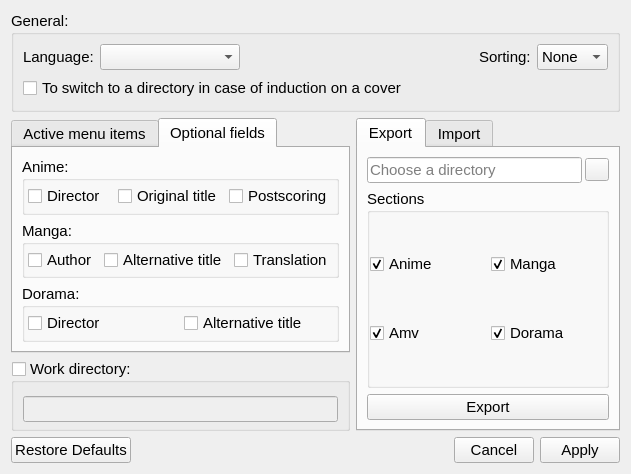
Above: formsettings.ui from LibertaSoft/DatabaseAnime before the change. Below: the same form after it.
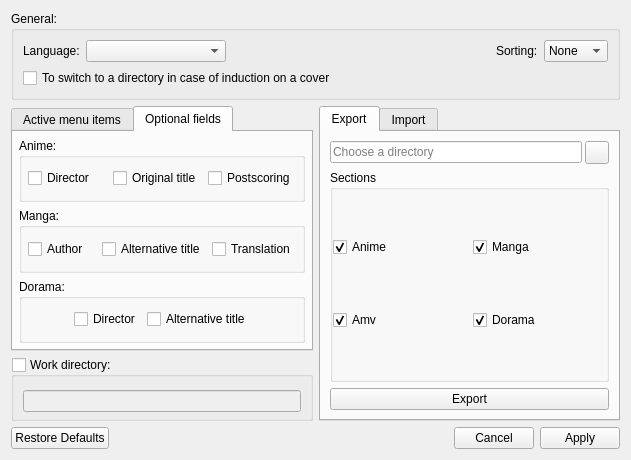
That is the form after the change. The open tabs and pages were chosen to show the change. Icons and pictures are not drawn.

What changed in the file:
```diff
--- a/formsettings.ui
+++ b/formsettings.ui
@@ -22,12 +22,6 @@
   <layout class="QVBoxLayout" name="verticalLayout_2">
    <item>
     <widget class="QGroupBox" name="GBox_General">
-     <property name="font">
-      <font>
-       <family>Cantarell</family>
-       <pointsize>11</pointsize>
-      </font>
-     </property>
      <property name="title">
       <string>General:</string>
      </property>
@@ -39,12 +33,6 @@
         </property>
         <item>
          <widget class="QLabel" name="Lbl_Lanuage">
-          <property name="font">
-           <font>
-            <family>Cantarell</family>
-            <pointsize>11</pointsize>
-           </font>
-          </property>
           <property name="text">
            <string>Language:</string>
           </property>
@@ -64,12 +52,6 @@
             <height>0</height>
            </size>
           </property>
-          <property name="font">
-           <font>
-            <family>Cantarell</family>
-            <pointsize>11</pointsize>
-           </font>
-          </property>
           <property name="currentText">
            <string/>
           </property>
@@ -77,12 +59,6 @@
         </item>
         <item>
          <spacer name="HSpacer">
-          <property name="font">
-           <font>
-            <family>Cantarell</family>
-            <pointsize>11</pointsize>
-           </font>
-          </property>
           <property name="orientation">
            <enum>Qt::Horizontal</enum>
           </property>
@@ -99,12 +75,6 @@
         </item>
         <item>
          <widget class="QLabel" name="Lbl_Sort">
-          <property name="font">
-           <font>
-            <family>Cantarell</family>
-            <pointsize>11</pointsize>
-           </font>
-          </property>
           <property name="text">
            <string>Sorting:</string>
           </property>
@@ -112,12 +82,6 @@
         </item>
         <item>
          <widget class="QComboBox" name="CBox_Sort">
-          <property name="font">
-           <font>
-            <family>Cantarell</family>
-            <pointsize>11</pointsize>
-           </font>
-          </property>
           <item>
            <property name="text">
             <string>None</string>
@@ -147,12 +111,6 @@
           <property name="enabled">
            <bool>true</bool>
           </property>
-          <property name="font">
-           <font>
-            <family>Cantarell</family>
-            <pointsize>11</pointsize>
-           </font>
-          </property>
           <property name="text">
            <string>To switch to a directory in case of induction on a cover</string>
           </property>
@@ -181,12 +139,6 @@
            <verstretch>0</verstretch>
           </sizepolicy>
          </property>
-         <property name="font">
-          <font>
-           <family>Cantarell</family>
-           <pointsize>11</pointsize>
-          </font>
-         </property>
          <property name="tabPosition">
           <enum>QTabWidget::North</enum>
          </property>
@@ -281,6 +233,18 @@
            <string>Optional fields</string>
           </attribute>
           <layout class="QVBoxLayout" name="verticalLayout_5">
+           <property name="leftMargin">
+            <number>6</number>
+           </property>
+           <property name="topMargin">
+            <number>6</number>
+           </property>
+           <property name="rightMargin">
+            <number>6</number>
+           </property>
+           <property name="bottomMargin">
+            <number>6</number>
+           </property>
            <item>
             <widget class="QGroupBox" name="GBox_FieldsForEdit">
              <property name="styleSheet">
@@ -294,13 +258,13 @@
              </property>
              <layout class="QHBoxLayout" name="horizontalLayout">
               <property name="leftMargin">
-               <number>3</number>
+               <number>6</number>
               </property>
               <property name="topMargin">
                <number>3</number>
               </property>
               <property name="rightMargin">
-               <number>3</number>
+               <number>6</number>
               </property>
               <property name="bottomMargin">
                <number>3</number>
@@ -339,13 +303,13 @@
              </property>
              <layout class="QHBoxLayout" name="horizontalLayout_2">
               <property name="leftMargin">
-               <number>3</number>
+               <number>6</number>
               </property>
               <property name="topMargin">
                <number>3</number>
               </property>
               <property name="rightMargin">
-               <number>3</number>
+               <number>6</number>
               </property>
               <property name="bottomMargin">
                <number>3</number>
@@ -384,17 +348,30 @@
              </property>
              <layout class="QHBoxLayout" name="horizontalLayout_3">
               <property name="leftMargin">
-               <number>3</number>
+               <number>6</number>
               </property>
               <property name="topMargin">
                <number>3</number>
               </property>
               <property name="rightMargin">
-               <number>3</number>
+               <number>6</number>
               </property>
               <property name="bottomMargin">
                <number>3</number>
               </property>
+              <item>
+               <spacer name="horizontalSpacer">
+                <property name="orientation">
+                 <enum>Qt::Horizontal</enum>
+                </property>
+                <property name="sizeHint" stdset="0">
+                 <size>
+                  <width>40</width>
+                  <height>20</height>
+                 </size>
+                </property>
+               </spacer>
+              </item>
               <item>
                <widget class="QCheckBox" name="CBox_Dorama_Director">
                 <property name="text">
@@ -409,6 +386,19 @@
                 </property>
                </widget>
               </item>
+              <item>
+               <spacer name="horizontalSpacer_2">
+                <property name="orientation">
+                 <enum>Qt::Horizontal</enum>
+                </property>
+                <property name="sizeHint" stdset="0">
+                 <size>
+                  <width>40</width>
+                  <height>20</height>
+                 </size>
+                </property>
+               </spacer>
+              </item>
              </layout>
             </widget>
            </item>
@@ -424,12 +414,6 @@
            <verstretch>0</verstretch>
           </sizepolicy>
          </property>
-         <property name="font">
-          <font>
-           <family>Cantarell</family>
-           <pointsize>11</pointsize>
-          </font>
-         </property>
          <property name="title">
           <string>Work directory:</string>
          </property>
@@ -448,12 +432,6 @@
           </property>
           <item>
            <widget class="QLineEdit" name="LineEdit_WorkDirectory">
-            <property name="font">
-             <font>
-              <family>Cantarell</family>
-              <pointsize>11</pointsize>
-             </font>
-            </property>
             <property name="dragEnabled">
              <bool>true</bool>
             </property>
@@ -475,12 +453,6 @@
          <verstretch>0</verstretch>
         </sizepolicy>
        </property>
-       <property name="font">
-        <font>
-         <family>Cantarell</family>
-         <pointsize>11</pointsize>
-        </font>
-       </property>
        <property name="tabPosition">
         <enum>QTabWidget::North</enum>
        </property>
@@ -499,12 +471,6 @@
            </property>
            <item>
             <widget class="QLineEdit" name="LineEdit_ExDir">
-             <property name="font">
-              <font>
-               <family>Cantarell</family>
-               <pointsize>11</pointsize>
-              </font>
-             </property>
              <property name="maxLength">
               <number>255</number>
              </property>
@@ -524,12 +490,6 @@
            </item>
            <item>
             <widget class="QToolButton" name="TBtn_ChooseDir">
-             <property name="font">
-              <font>
-               <family>Cantarell</family>
-               <pointsize>11</pointsize>
-              </font>
-             </property>
              <property name="text">
               <string/>
              </property>
@@ -549,12 +509,6 @@
              <verstretch>0</verstretch>
             </sizepolicy>
            </property>
-           <property name="font">
-            <font>
-             <family>Cantarell</family>
-             <pointsize>11</pointsize>
-            </font>
-           </property>
            <property name="title">
             <string>Sections</string>
            </property>
@@ -573,12 +527,6 @@
             </property>
             <item row="0" column="0">
              <widget class="QCheckBox" name="CBox_ExAnime">
-              <property name="font">
-               <font>
-                <family>Cantarell</family>
-                <pointsize>11</pointsize>
-               </font>
-              </property>
               <property name="text">
                <string>Anime</string>
               </property>
@@ -589,12 +537,6 @@
             </item>
             <item row="0" column="1">
              <widget class="QCheckBox" name="CBox_ExManga">
-              <property name="font">
-               <font>
-                <family>Cantarell</family>
-                <pointsize>11</pointsize>
-               </font>
-              </property>
               <property name="text">
                <string>Manga</string>
               </property>
@@ -605,12 +547,6 @@
             </item>
             <item row="1" column="0">
              <widget class="QCheckBox" name="CBox_ExAmv">
-              <property name="font">
-               <font>
-                <family>Cantarell</family>
-                <pointsize>11</pointsize>
-               </font>
-              </property>
               <property name="text">
                <string>Amv</string>
               </property>
@@ -621,12 +557,6 @@
             </item>
             <item row="1" column="1">
              <widget class="QCheckBox" name="CBox_ExDorama">
-              <property name="font">
-               <font>
-                <family>Cantarell</family>
-                <pointsize>11</pointsize>
-               </font>
-              </property>
               <property name="text">
                <string>Dorama</string>
               </property>
@@ -646,12 +576,6 @@
              <verstretch>0</verstretch>
             </sizepolicy>
            </property>
-           <property name="font">
-            <font>
-             <family>Cantarell</family>
-             <pointsize>11</pointsize>
-            </font>
-           </property>
            <property name="text">
             <string>Export</string>
            </property>
@@ -820,12 +744,6 @@
    </item>
    <item>
     <widget class="QDialogButtonBox" name="BtnBox">
-     <property name="font">
-      <font>
-       <family>Cantarell</family>
-       <pointsize>11</pointsize>
-      </font>
-     </property>
      <property name="standardButtons">
       <set>QDialogButtonBox::Apply|QDialogButtonBox::Cancel|QDialogButtonBox::RestoreDefaults</set>
      </property>
```
Left out of the diff: 42 changed lines with no effect on the pictures.
